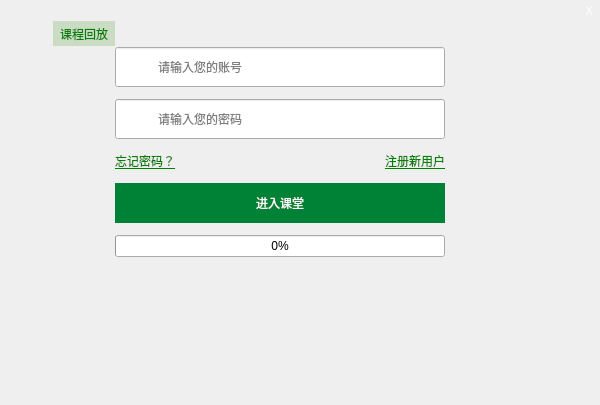
Above: QtClassClient/BeforeClass/logindialog.ui from ideallx/serveree before the change. Below: the same form after it.
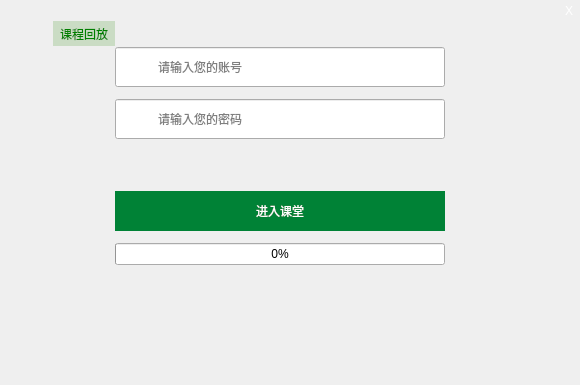
That is the form after the change. Icons and pictures are not drawn.

```diff
--- a/QtClassClient/BeforeClass/logindialog.ui
+++ b/QtClassClient/BeforeClass/logindialog.ui
@@ -6,8 +6,8 @@
    <rect>
     <x>0</x>
     <y>0</y>
-    <width>600</width>
-    <height>405</height>
+    <width>580</width>
+    <height>385</height>
    </rect>
   </property>
   <property name="sizePolicy">
@@ -259,41 +259,20 @@
         </layout>
        </item>
        <item>
-        <layout class="QHBoxLayout" name="horizontalLayout">
-         <item>
-          <widget class="QLabel" name="label">
-           <property name="text">
-            <string>&lt;a  style='color: green;' href=&quot;http://www.k6kt.com/&quot;&gt;忘记密码？</string>
-           </property>
-           <property name="openExternalLinks">
-            <bool>true</bool>
-           </property>
-          </widget>
-         </item>
-         <item>
-          <spacer name="horizontalSpacer_2">
+        <spacer name="verticalSpacer_3">
            <property name="orientation">
-            <enum>Qt::Horizontal</enum>
+          <enum>Qt::Vertical</enum>
            </property>
            <property name="sizeHint" stdset="0">
             <size>
-             <width>40</width>
-             <height>20</height>
+           <width>20</width>
+           <height>40</height>
             </size>
            </property>
           </spacer>
          </item>
          <item>
-          <widget class="QLabel" name="label_2">
-           <property name="text">
-            <string>&lt;a style='color: green;' href=&quot;http://www.k6kt.com/&quot;&gt;注册新用户</string>
-           </property>
-           <property name="openExternalLinks">
-            <bool>true</bool>
-           </property>
-          </widget>
-         </item>
-        </layout>
+        <layout class="QHBoxLayout" name="horizontalLayout"/>
        </item>
        <item>
         <widget class="QToolButton" name="tbEnterClass">
```
Lines whose indentation alone changed are shown as unchanged.
